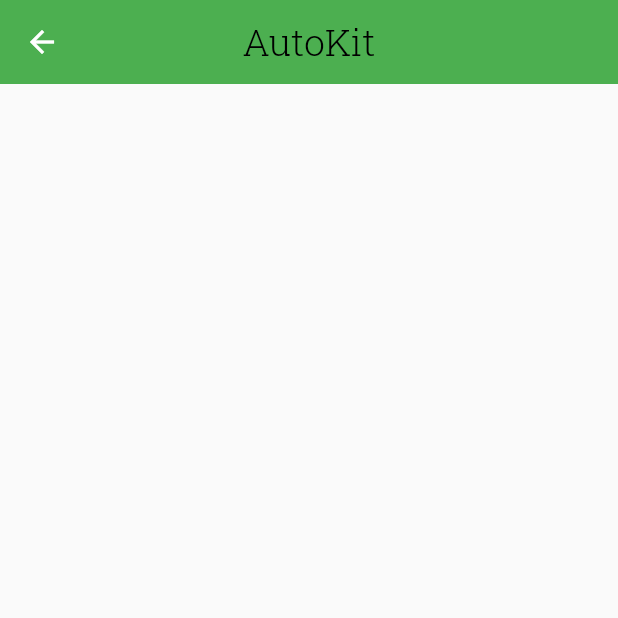
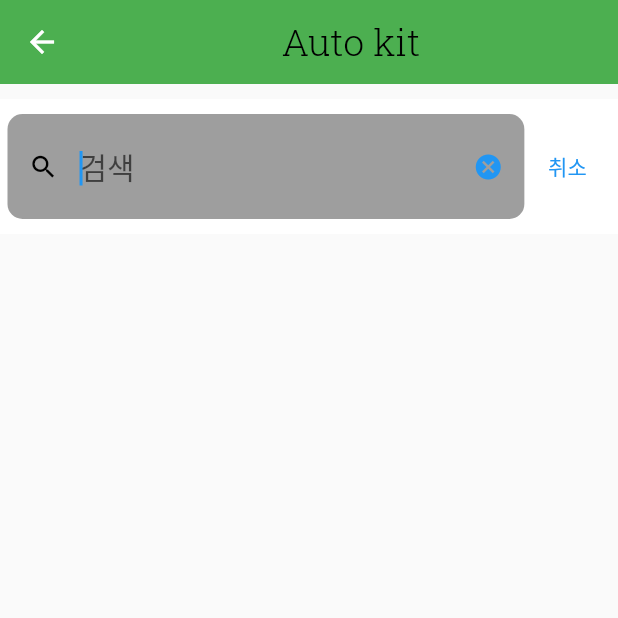
Before and after one commit to CWT1999/food_management_new, a Flutter app: the MainFoodMenu screen opened directly, on a phone screen of 412 x 824 dp, the top half of it. Run offline on Flutter 3.47's test engine with Material 2 defaults, Android fonts, the phone set to English and light mode, and no system bars; our stand-ins replace firebase_auth, firebase_core; accounts and stored records are empty.

Commit message:
현진이 수정1

```diff
--- a/lib/screens/main_food_menu.dart
+++ b/lib/screens/main_food_menu.dart
@@ -1,5 +1,10 @@
 import 'package:flutter/cupertino.dart';
 import 'package:flutter/material.dart';
+import 'package:flutter/src/material/text_button.dart';
+import 'package:food_management/data/food.dart';
+import 'package:food_management/widget/bottom_bar.dart';
+
+
 
 class MainFoodMenu extends StatefulWidget {
   const MainFoodMenu({Key? key}) : super(key: key);
@@ -9,6 +14,17 @@
 }
 
 class _MainFoodMenuState extends State<MainFoodMenu> {
+  final TextEditingController _filter = TextEditingController();
+  FocusNode focusNode = FocusNode();
+  String _searchText = "";
+
+  _MainFoodMenuState() {
+    _filter.addListener(() {
+      setState(() {
+        _searchText = _filter.text;
+      });
+    });
+  }
   @override
   void initState(){
     super.initState();
@@ -20,23 +36,98 @@
       body: CustomScrollView(
           slivers: [
             SliverAppBar(
-              pinned: false,
               backgroundColor: Colors.green,
               elevation: 0,
-              centerTitle: true,
               title: Column(
                 children: [
                   Text(
-                    "AutoKit",
-                    style: TextStyle(
-                        fontFamily: 'RobotoSlab', fontSize: 25, color: Colors.black
-                    ),
+                    "Auto kit",
+                    style: TextStyle(color: Colors.black, fontFamily: 'RobotoSlab', fontSize: 25, ),
+                  ),
+                  Align(
+                    alignment: Alignment.center,
                   )
                 ],
               ),
             ),
-          ],
+            SliverToBoxAdapter(
+              child: Container(
+                child: Column(
+                children: [
+                  Padding(padding: EdgeInsets.all(5)),
+                  Container(
+                    color: Colors.white,
+                    padding: EdgeInsets.fromLTRB(5, 10, 5, 10,),
+                    child: Row(
+                      children: [
+                        Expanded(
+                          flex: 6,
+                          child: TextField(
+                            focusNode: focusNode,
+                            style: TextStyle(
+                              fontSize: 20,
+                            ),
+                            autofocus: true,
+                            controller: _filter,
+                            decoration: InputDecoration(
+                              filled: true,
+                              fillColor: Colors.grey,
+                              prefixIcon: Icon(
+                                Icons.search,
+                                color: Colors.black,
+                                size: 20,
+                              ),
+                              suffixIcon: focusNode.hasFocus
+                                ? IconButton(
+                                  onPressed: () {
+                                    setState(() {
+                                      _filter.clear();
+                                      _searchText = "";
+                                    });
+                                  },
+                                  icon: Icon(
+                                    Icons.cancel,
+                                    size: 20,
+                                  ),
+                              )
+                                  :Container(),
+                              hintText: "검색",
+                              labelStyle: TextStyle(color: Colors.white),
+                              focusedBorder: OutlineInputBorder(
+                                  borderSide: BorderSide(color: Colors.transparent),
+                                  borderRadius: BorderRadius.all(Radius.circular(10))),
+                              enabledBorder: OutlineInputBorder(
+                                  borderSide: BorderSide(color: Colors.transparent),
+                                  borderRadius: BorderRadius.all(Radius.circular(10))),
+                              border: OutlineInputBorder(
+                                  borderSide: BorderSide(color: Colors.transparent),
+                                  borderRadius: BorderRadius.all(Radius.circular(10))),
+                            ),
+                          ),
+                        ),
+                        focusNode.hasFocus
+                            ? Expanded(
+                            child: TextButton(
+                              child: Text('취소'),
+                              onPressed: () {
+                                setState(() {
+                                  _filter.clear();
+                                  _searchText = "";
+                                  focusNode.unfocus();
+                                });
+                              },
+                            ),
+                        )
+                            :Expanded(child: Container(),flex: 0,)
+                      ],
+                    ),
+                  )
+                ],
 
+                    )
+                ),
+              ),
+          ]
       ),
     );
   }
```
Also changed, not shown: pubspec.lock.
